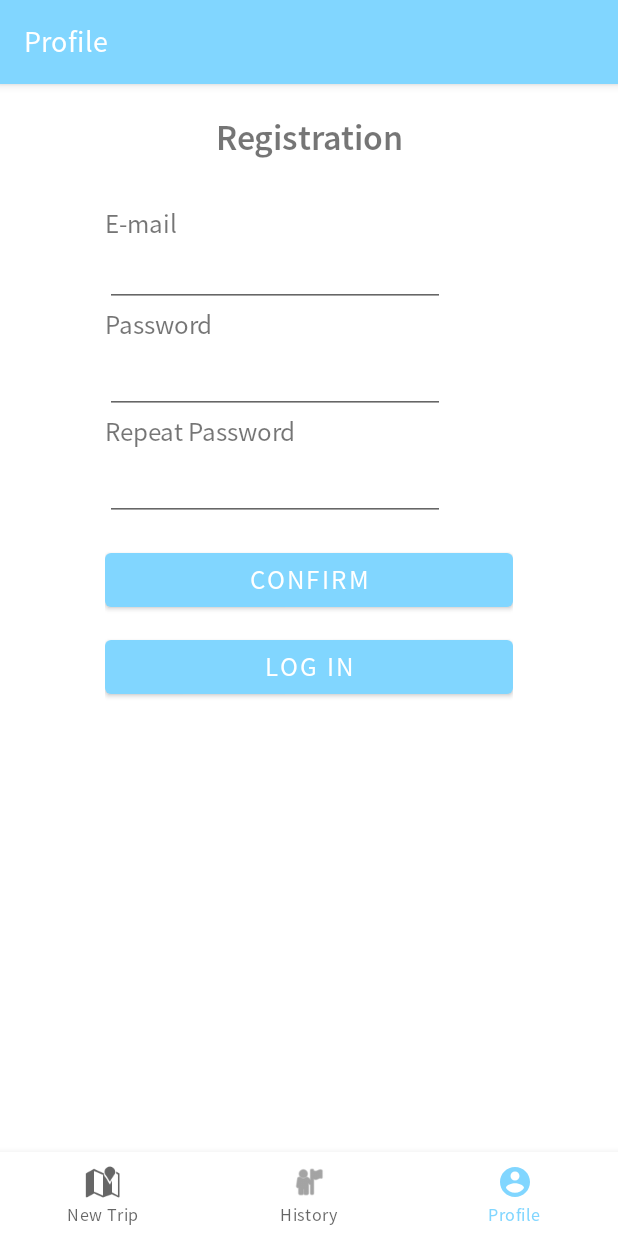
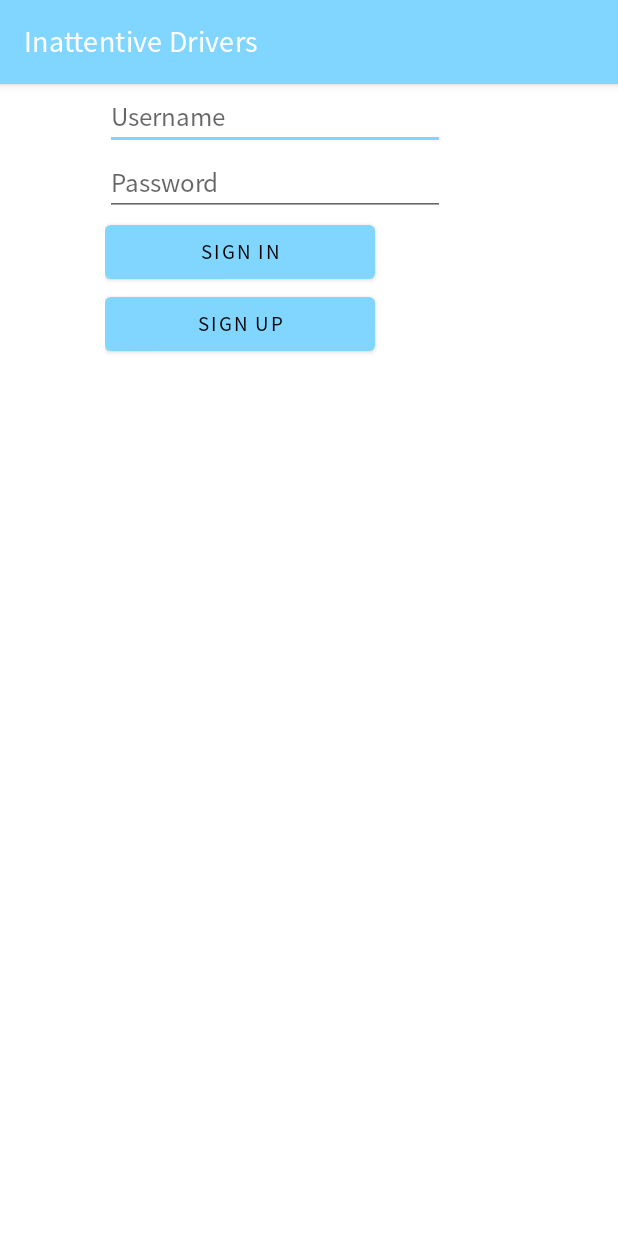
Before and after one commit to martimarino/CAReful, an Android app: the screen it shows after launch (MainActivity before the commit, Login after it), item 3 of the bottom bar chosen, on a phone screen of 412 x 824 dp. Run offline under Robolectric (Android 15) with nearby library versions, the phone set to English and light mode, and no system bars; our stand-ins replace navigation-ui.

Commit message:
Registration and Login

```diff
--- a/application/app/build.gradle
+++ b/application/app/build.gradle
@@ -47,6 +47,7 @@ dependencies {
     implementation 'androidx.navigation:navigation-fragment:2.4.2'
     implementation 'androidx.navigation:navigation-ui:2.4.2'
     implementation 'com.google.android.gms:play-services-maps:18.0.2'
+    implementation 'androidx.annotation:annotation:1.2.0'
     testImplementation 'junit:junit:4.13.2'
     androidTestImplementation 'androidx.test.ext:junit:1.1.3'
     androidTestImplementation 'androidx.test.espresso:espresso-core:3.4.0'
--- /dev/null
+++ b/application/app/src/main/java/it/unipi/dii/inattentivedrivers/ui/DatabaseHelper.java
@@ -0,0 +1,73 @@
+package it.unipi.dii.inattentivedrivers.ui;
+
+import android.content.ContentValues;
+import android.content.Context;
+import android.database.Cursor;
+import android.database.sqlite.SQLiteDatabase;
+import android.database.sqlite.SQLiteOpenHelper;
+
+public class DatabaseHelper extends SQLiteOpenHelper {
+
+    public static final String DATABASE_NAME2 = "in.db";
+    private static final String CREATE_TABLE_SQL = "CREATE TABLE user"
+            + "(ID INTEGER PRIMARY KEY AUTOINCREMENT, "
+            + "username TEXT NOT NULL, " +
+            "name TEXT NOT NULL, " +
+            "surname TEXT NOT NULL, " +
+            "email TEXT NOT NULL, " +
+            "password TEXT NOT NULL, " +
+            "repeatPassword TEXT NOT NULL)";
+
+
+    public DatabaseHelper(Context context) {
+        super(context, DATABASE_NAME2, null, 1);
+    }
+
+
+    @Override
+    public void onCreate(SQLiteDatabase db) {
+        db.execSQL(CREATE_TABLE_SQL);
+    }
+
+    @Override
+    public void onUpgrade(SQLiteDatabase db, int oldVersion, int newVersion) {
+        db.execSQL("DROP TABLE IF EXISTS user");
+    }
+
+    public boolean Insert(String username, String name, String surname, String email, String password, String repeatPassword){
+        SQLiteDatabase sqLiteDatabase = this.getWritableDatabase();
+        ContentValues contentValues = new ContentValues();
+        contentValues.put("username", username);
+        contentValues.put("name", name);
+        contentValues.put("surname", surname);
+        contentValues.put("email", email);
+        contentValues.put("password", password);
+        contentValues.put("repeatPassword", repeatPassword);
+        long result = sqLiteDatabase.insert("user", null, contentValues);
+        if (result == -1) {
+            return false;
+        } else {
+            return true;
+        }
+    }
+
+    public Boolean CheckUsername(String username){
+        SQLiteDatabase sqLiteDatabase = this.getWritableDatabase();
+        Cursor cursor = sqLiteDatabase.rawQuery("SELECT * FROM user WHERE username=?", new String[]{username});
+        if(cursor.getCount() > 0){
+            return false;
+        } else {
+            return true;
+        }
+    }
+
+    public Boolean CheckLogin(String username_, String password_){
+        SQLiteDatabase sqLiteDatabase = this.getReadableDatabase();
+        Cursor cursor = sqLiteDatabase.rawQuery("SELECT * FROM user WHERE username=? AND password=?", new String[]{username_, password_});
+        if (cursor.getCount() > 0) {
+            return true;
+        } else {
+            return false;
+        }
+    }
+}
--- /dev/null
+++ b/application/app/src/main/java/it/unipi/dii/inattentivedrivers/ui/profile/Login.java
@@ -0,0 +1,49 @@
+package it.unipi.dii.inattentivedrivers.ui.profile;
+
+import android.content.Intent;
+import android.os.Bundle;
+import android.widget.Button;
+import android.widget.EditText;
+import android.widget.Toast;
+
+import androidx.appcompat.app.AppCompatActivity;
+
+import it.unipi.dii.inattentivedrivers.R;
+import it.unipi.dii.inattentivedrivers.ui.DatabaseHelper;
+
+public class Login extends AppCompatActivity {
+    Button signup, signin;
+    EditText username, password;
+
+    DatabaseHelper databaseHelper;
+
+
+    @Override
+    protected void onCreate(Bundle savedInstanceState){
+        super.onCreate(savedInstanceState);
+        setContentView(R.layout.activity_login_);
+
+        databaseHelper = new DatabaseHelper(this);
+        username = (EditText) findViewById(R.id.username);
+        password = (EditText) findViewById(R.id.password);
+
+        signup = (Button) findViewById(R.id.signup);
+        signin = (Button) findViewById(R.id.signin);
+
+        signup.setOnClickListener(view -> {
+           Intent intent = new Intent(Login.this, ProfileActivity.class);
+           startActivity(intent);
+        });
+
+        signin.setOnClickListener(view -> {
+            String username_ = username.getText().toString();
+            String password_ = password.getText().toString();
+            Boolean checklogin = databaseHelper.CheckLogin(username_, password_);
+            if(checklogin == true){
+                Toast.makeText(getApplicationContext(), "Login Successful", Toast.LENGTH_SHORT).show();
+            }else{
+                Toast.makeText(getApplicationContext(), "Invalid username or password", Toast.LENGTH_SHORT).show();
+            }
+        });
+    }
+}
--- a/application/app/src/main/java/it/unipi/dii/inattentivedrivers/ui/profile/ProfileFragment.java
+++ /dev/null
@@ -1,87 +0,0 @@
-package it.unipi.dii.inattentivedrivers.ui.profile;
-
-import android.os.Bundle;
-import android.text.TextUtils;
-import android.util.Patterns;
-import android.view.LayoutInflater;
-import android.view.View;
-import android.view.ViewGroup;
-import android.widget.Button;
-import android.widget.EditText;
-import android.widget.TextView;
-
-import androidx.annotation.NonNull;
-import androidx.fragment.app.Fragment;
-import androidx.lifecycle.ViewModelProvider;
-
-import it.unipi.dii.inattentivedrivers.databinding.FragmentProfileBinding;
-
-public class ProfileFragment extends Fragment {
-
-    EditText email;
-    EditText password;
-    EditText repeatPassword;
-    Button confirm;
-
-
-    private FragmentProfileBinding binding;
-
-    @Override
-    public void onCreate(Bundle savedInstanceState) {
-        super.onCreate(savedInstanceState);
-
-    }
-
-    boolean isEmail(EditText text){
-        CharSequence email = text.getText().toString();
-        return (!TextUtils.isEmpty(email) && Patterns.EMAIL_ADDRESS.matcher(email).matches());
-    }
-
-    boolean isEmpty(EditText text){
-        CharSequence str = text.getText().toString();
-        return TextUtils.isEmpty(str);
-    }
-
-    void checkData(){
-        if (isEmpty(email)){
-            email.setError("Please insert the email");
-        }
-        if (isEmail(email) == false){
-            email.setError("Please insert a valid email");
-        }
-        if (isEmpty(password)){
-            password.setError("Please insert the password");
-        }
-        if (isEmpty(repeatPassword)){
-            repeatPassword.setError("Please insert the password");
-        }
-    }
-
-    public View onCreateView(@NonNull LayoutInflater inflater,
-                             ViewGroup container, Bundle savedInstanceState) {
-        ProfileViewModel profileViewModel =
-                new ViewModelProvider(this).get(ProfileViewModel.class);
-
-        binding = FragmentProfileBinding.inflate(inflater, container, false);
-        View root = binding.getRoot();
-
-        final TextView textView = binding.textSignUp;
-        profileViewModel.getText().observe(getViewLifecycleOwner(), textView::setText);
-//        confirm.setOnClickListener(view -> checkData());
-
-        return root;
-    }
-/*
-    Button button = (Button) findViewById(R.id.button_send);
-button.setOnClickListener(new View.OnClickListener() {
-        public void onClick(View v) {
-            // Do something in response to button click
-        }
-    });*/
-
-    @Override
-    public void onDestroyView() {
-        super.onDestroyView();
-        binding = null;
-    }
-}
--- /dev/null
+++ b/application/app/src/main/res/layout/activity_login_.xml
@@ -0,0 +1,64 @@
+<?xml version="1.0" encoding="utf-8"?>
+<androidx.constraintlayout.widget.ConstraintLayout xmlns:android="http://schemas.android.com/apk/res/android"
+    xmlns:app="http://schemas.android.com/apk/res-auto"
+    xmlns:tools="http://schemas.android.com/tools"
+    android:layout_width="match_parent"
+    android:layout_height="match_parent"
+    tools:context=".ui.profile.Login">
+
+    <LinearLayout
+        android:layout_width="match_parent"
+        android:layout_height="match_parent"
+        android:orientation="vertical"
+        android:paddingLeft="70dp"
+        android:paddingRight="70dp">
+
+        <EditText
+            android:id="@+id/username"
+            android:layout_width="wrap_content"
+            android:layout_height="wrap_content"
+            android:layout_alignParentTop="true"
+            android:layout_centerHorizontal="true"
+            android:ems="10"
+            android:hint="Username"
+            android:inputType="text"
+            tools:layout_editor_absoluteX="93dp"
+            tools:layout_editor_absoluteY="150dp" />
+
+        <EditText
+            android:id="@+id/password"
+            android:layout_width="wrap_content"
+            android:layout_height="wrap_content"
+            android:layout_below="@id/username"
+            android:layout_centerHorizontal="true"
+            android:ems="10"
+            android:hint="Password"
+            android:inputType="textPassword"
+            tools:layout_editor_absoluteX="93dp"
+            tools:layout_editor_absoluteY="234dp" />
+
+        <Button
+            android:id="@+id/signin"
+            android:layout_width="wrap_content"
+            android:layout_height="wrap_content"
+            android:layout_below="@id/password"
+            android:layout_centerHorizontal="true"
+            android:ems="10"
+            android:text="Sign in"
+            tools:layout_editor_absoluteX="118dp"
+            tools:layout_editor_absoluteY="386dp" />
+
+        <Button
+            android:id="@+id/signup"
+            android:layout_width="wrap_content"
+            android:layout_height="wrap_content"
+            android:layout_alignParentBottom="true"
+            android:layout_centerHorizontal="true"
+            android:ems="10"
+            android:text="Sign up"
+            tools:layout_editor_absoluteX="118dp"
+            tools:layout_editor_absoluteY="485dp" />
+
+    </LinearLayout>
+
+</androidx.constraintlayout.widget.ConstraintLayout>
--- a/application/app/src/main/res/navigation/mobile_profile.xml
+++ b/application/app/src/main/res/navigation/mobile_profile.xml
@@ -17,9 +17,9 @@
         android:label="@string/title_history"
         tools:layout="@layout/fragment_history" />
 
-    <fragment
+    <activity
         android:id="@+id/navigation_profile"
-        android:name="it.unipi.dii.inattentivedrivers.ui.profile.ProfileFragment"
+        android:name="it.unipi.dii.inattentivedrivers.ui.profile.Login"
         android:label="@string/title_profile"
         tools:layout="@layout/fragment_profile" />
 
--- /dev/null
+++ b/application/app/src/main/res/values-land/dimens.xml
@@ -0,0 +1,3 @@
+<resources>
+    <dimen name="activity_horizontal_margin">48dp</dimen>
+</resources>
--- /dev/null
+++ b/application/app/src/main/res/values-w1240dp/dimens.xml
@@ -0,0 +1,3 @@
+<resources>
+    <dimen name="activity_horizontal_margin">200dp</dimen>
+</resources>
--- /dev/null
+++ b/application/app/src/main/res/values-w600dp/dimens.xml
@@ -0,0 +1,3 @@
+<resources>
+    <dimen name="activity_horizontal_margin">48dp</dimen>
+</resources>
```
Also changed, not shown: application/app/src/main/AndroidManifest.xml (+11 -2 lines), application/app/src/main/java/it/unipi/dii/inattentivedrivers/MainActivity.java (+8 -0 lines), application/app/src/main/java/it/unipi/dii/inattentivedrivers/ui/profile/ProfileActivity.java (added, +74 -0 lines), application/app/src/main/res/layout/fragment_profile.xml (+55 -5 lines), application/app/src/main/res/values/strings.xml (+15 -2 lines), 1 other file.
